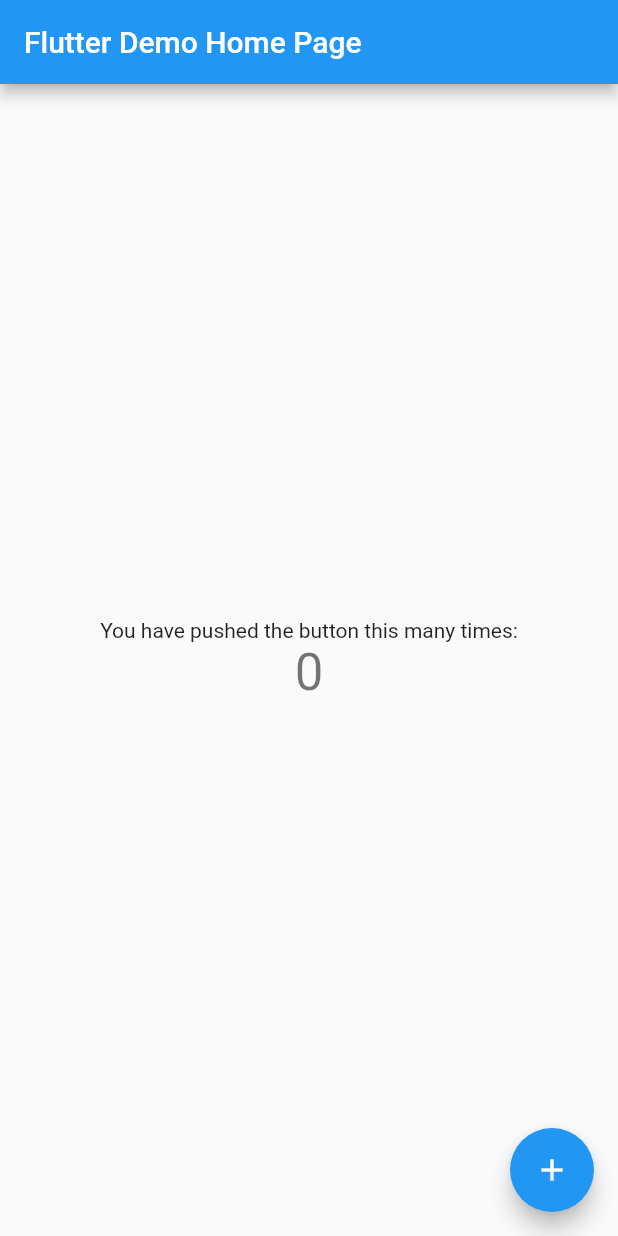
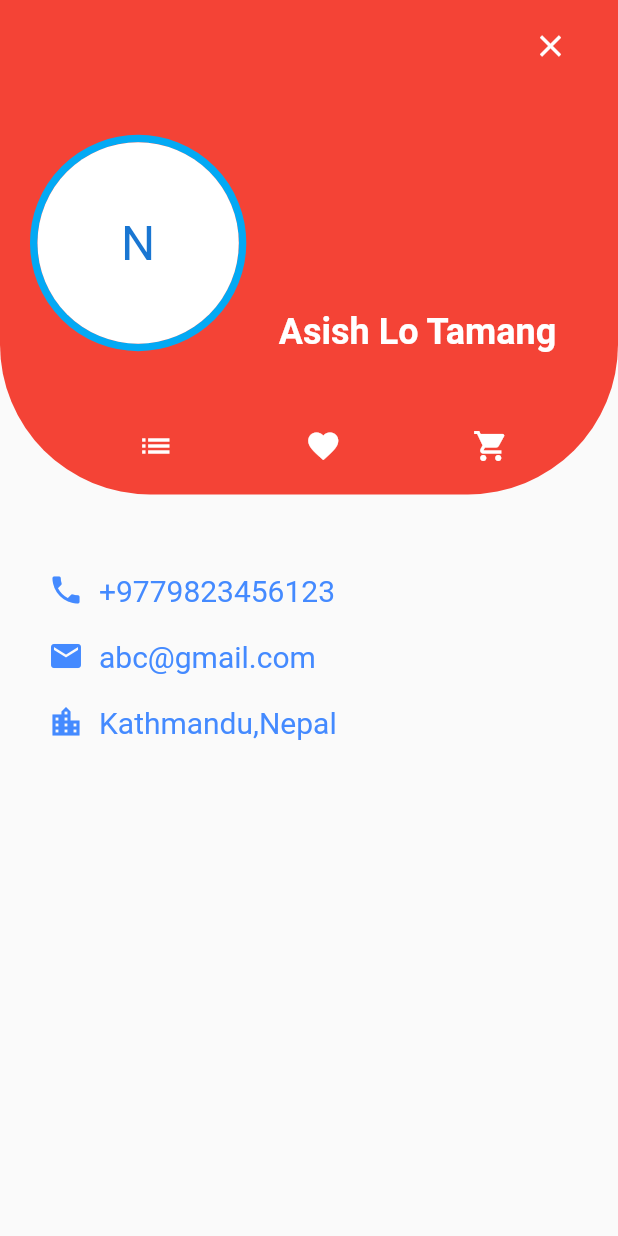
Before and after one commit to razaen801/EcommerseFlutter, a Flutter app: the screen it shows after launch, on a phone screen of 412 x 824 dp. Run offline on Flutter 3.47's test engine with Material 2 defaults, Android fonts, the phone set to English and light mode, and no system bars.

Commit message:
User Detail view added

```diff
--- a/lib/main.dart
+++ b/lib/main.dart
@@ -1,4 +1,5 @@
 import 'package:flutter/material.dart';
+import 'package:rohi_furniture_app/widgets/user_detail_view.dart';
 
 void main() {
   runApp(MyApp());
@@ -9,109 +10,7 @@
   @override
   Widget build(BuildContext context) {
     return MaterialApp(
-      title: 'Flutter Demo',
-      theme: ThemeData(
-        // This is the theme of your application.
-        //
-        // Try running your application with "flutter run". You'll see the
-        // application has a blue toolbar. Then, without quitting the app, try
-        // changing the primarySwatch below to Colors.green and then invoke
-        // "hot reload" (press "r" in the console where you ran "flutter run",
-        // or simply save your changes to "hot reload" in a Flutter IDE).
-        // Notice that the counter didn't reset back to zero; the application
-        // is not restarted.
-        primarySwatch: Colors.blue,
-        // This makes the visual density adapt to the platform that you run
-        // the app on. For desktop platforms, the controls will be smaller and
-        // closer together (more dense) than on mobile platforms.
-        visualDensity: VisualDensity.adaptivePlatformDensity,
-      ),
-      home: MyHomePage(title: 'Flutter Demo Home Page'),
+      home: UserDetailView(),
     );
   }
 }
-
-class MyHomePage extends StatefulWidget {
-  MyHomePage({Key key, this.title}) : super(key: key);
-
-  // This widget is the home page of your application. It is stateful, meaning
-  // that it has a State object (defined below) that contains fields that affect
-  // how it looks.
-
-  // This class is the configuration for the state. It holds the values (in this
-  // case the title) provided by the parent (in this case the App widget) and
-  // used by the build method of the State. Fields in a Widget subclass are
-  // always marked "final".
-
-  final String title;
-
-  @override
-  _MyHomePageState createState() => _MyHomePageState();
-}
-
-class _MyHomePageState extends State<MyHomePage> {
-  int _counter = 0;
-
-  void _incrementCounter() {
-    setState(() {
-      // This call to setState tells the Flutter framework that something has
-      // changed in this State, which causes it to rerun the build method below
-      // so that the display can reflect the updated values. If we changed
-      // _counter without calling setState(), then the build method would not be
-      // called again, and so nothing would appear to happen.
-      _counter++;
-    });
-  }
-
-  @override
-  Widget build(BuildContext context) {
-    // This method is rerun every time setState is called, for instance as done
-    // by the _incrementCounter method above.
-    //
-    // The Flutter framework has been optimized to make rerunning build methods
-    // fast, so that you can just rebuild anything that needs updating rather
-    // than having to individually change instances of widgets.
-    return Scaffold(
-      appBar: AppBar(
-        // Here we take the value from the MyHomePage object that was created by
-        // the App.build method, and use it to set our appbar title.
-        title: Text(widget.title),
-      ),
-      body: Center(
-        // Center is a layout widget. It takes a single child and positions it
-        // in the middle of the parent.
-        child: Column(
-          // Column is also a layout widget. It takes a list of children and
-          // arranges them vertically. By default, it sizes itself to fit its
-          // children horizontally, and tries to be as tall as its parent.
-          //
-          // Invoke "debug painting" (press "p" in the console, choose the
-          // "Toggle Debug Paint" action from the Flutter Inspector in Android
-          // Studio, or the "Toggle Debug Paint" command in Visual Studio Code)
-          // to see the wireframe for each widget.
-          //
-          // Column has various properties to control how it sizes itself and
-          // how it positions its children. Here we use mainAxisAlignment to
-          // center the children vertically; the main axis here is the vertical
-          // axis because Columns are vertical (the cross axis would be
-          // horizontal).
-          mainAxisAlignment: MainAxisAlignment.center,
-          children: <Widget>[
-            Text(
-              'You have pushed the button this many times:',
-            ),
-            Text(
-              '$_counter',
-              style: Theme.of(context).textTheme.headline4,
-            ),
-          ],
-        ),
-      ),
-      floatingActionButton: FloatingActionButton(
-        onPressed: _incrementCounter,
-        tooltip: 'Increment',
-        child: Icon(Icons.add),
-      ), // This trailing comma makes auto-formatting nicer for build methods.
-    );
-  }
-}
--- /dev/null
+++ b/lib/widgets/user_detail_view.dart
@@ -0,0 +1,178 @@
+import 'package:flutter/material.dart';
+
+class UserDetailView extends StatelessWidget {
+  @override
+  Widget build(BuildContext context) {
+    return MaterialApp(
+      home: SafeArea(
+        child: Scaffold(
+          body: Column(
+            children: [
+              Container(
+                padding:
+                    EdgeInsets.only(top: 2.0, left: 20, right: 1, bottom: 20),
+                height: MediaQuery.of(context).size.height * .4,
+                decoration: BoxDecoration(
+                    color: Colors.red,
+                    borderRadius: BorderRadius.only(
+                        bottomRight: Radius.circular(100.0),
+                        bottomLeft: Radius.circular(100.0))),
+                child: Column(
+                  mainAxisAlignment: MainAxisAlignment.end,
+                  children: [
+                    //Close Button
+                    Container(
+                      width: MediaQuery.of(context).size.width * 1,
+                      height: 20,
+                      alignment: Alignment.topRight,
+                      child: FlatButton(
+                        child: Icon(
+                          Icons.close,
+                          color: Colors.white,
+                        ),
+                        onPressed: () {},
+                      ),
+                    ),
+                    Row(
+                      children: [
+                        //Circle Image
+                        Container(
+                          decoration: BoxDecoration(
+                              shape: BoxShape.circle,
+                              border: new Border.all(
+                                color: Colors.lightBlue,
+                                width: 5.0,
+                              )),
+                          width: MediaQuery.of(context).size.width * 0.35,
+                          child: CircleAvatar(
+                            backgroundColor: Colors.white,
+                            radius: 70.0,
+                            child: Text(
+                              "N",
+                              style: TextStyle(fontSize: 32),
+                            ),
+                          ),
+                        ),
+                        //UserName
+                        Container(
+                          height: MediaQuery.of(context).size.height * 0.3,
+                          width: MediaQuery.of(context).size.width * 0.55,
+                          padding: EdgeInsets.only(right: 20.0, bottom: 50.0),
+                          alignment: Alignment.bottomRight,
+                          child: Text(
+                            "Asish Lo Tamang",
+                            style: TextStyle(
+                                fontSize: 24.0,
+                                fontWeight: FontWeight.bold,
+                                color: Colors.white),
+                          ),
+                        )
+                      ],
+                    ),
+                    //Icon List
+                    Container(
+                      width: MediaQuery.of(context).size.width * .6,
+                      child: Row(
+                        mainAxisAlignment: MainAxisAlignment.spaceBetween,
+                        children: [
+                          Icon(
+                            Icons.list,
+                            color: Colors.white,
+                          ),
+                          Icon(
+                            Icons.favorite,
+                            color: Colors.white,
+                          ),
+                          Icon(
+                            Icons.shopping_cart,
+                            color: Colors.white,
+                          ),
+                        ],
+                      ),
+                    ),
+                  ],
+                ),
+              ),
+
+              //User Detail
+              Column(
+                children: [
+                  SizedBox(
+                    height: 20.0,
+                  ),
+                  Container(
+                    padding: EdgeInsets.all(32.0),
+                    child: Column(
+                      children: [
+                        Row(
+                          children: [
+                            Icon(
+                              Icons.phone,
+                              color: Colors.blueAccent,
+                            ),
+                            SizedBox(
+                              width: 10,
+                            ),
+                            Text(
+                              "+9779823456123",
+                              style: TextStyle(
+                                color: Colors.blueAccent,
+                                fontSize: 20.0,
+                              ),
+                            ),
+                          ],
+                        ),
+                        SizedBox(
+                          height: 20.0,
+                        ),
+                        Row(
+                          children: [
+                            Icon(
+                              Icons.email,
+                              color: Colors.blueAccent,
+                            ),
+                            SizedBox(
+                              width: 10,
+                            ),
+                            Text(
+                              "abc@gmail.com",
+                              style: TextStyle(
+                                color: Colors.blueAccent,
+                                fontSize: 20.0,
+                              ),
+                            ),
+                          ],
+                        ),
+                        SizedBox(
+                          height: 20.0,
+                        ),
+                        Row(
+                          children: [
+                            Icon(
+                              Icons.location_city,
+                              color: Colors.blueAccent,
+                            ),
+                            SizedBox(
+                              width: 10,
+                            ),
+                            Text(
+                              "Kathmandu,Nepal",
+                              style: TextStyle(
+                                color: Colors.blueAccent,
+                                fontSize: 20.0,
+                              ),
+                            ),
+                          ],
+                        ),
+                      ],
+                    ),
+                  ),
+                ],
+              )
+            ],
+          ),
+        ),
+      ),
+    );
+  }
+}
```
Also changed, not shown: pubspec.lock.
